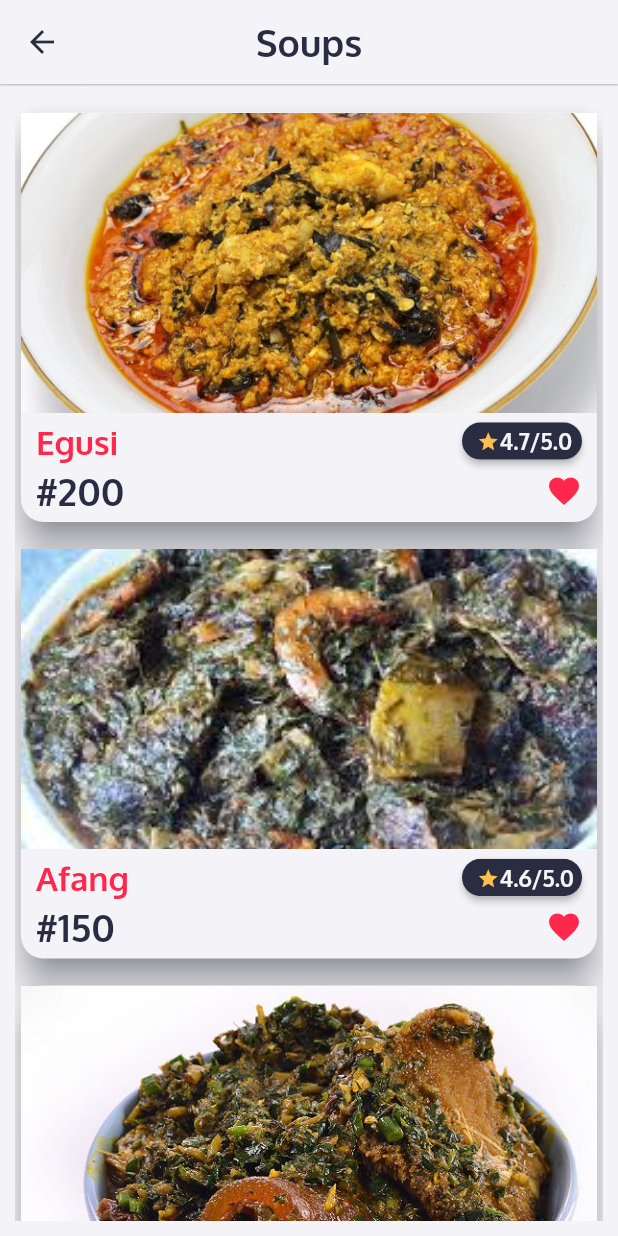
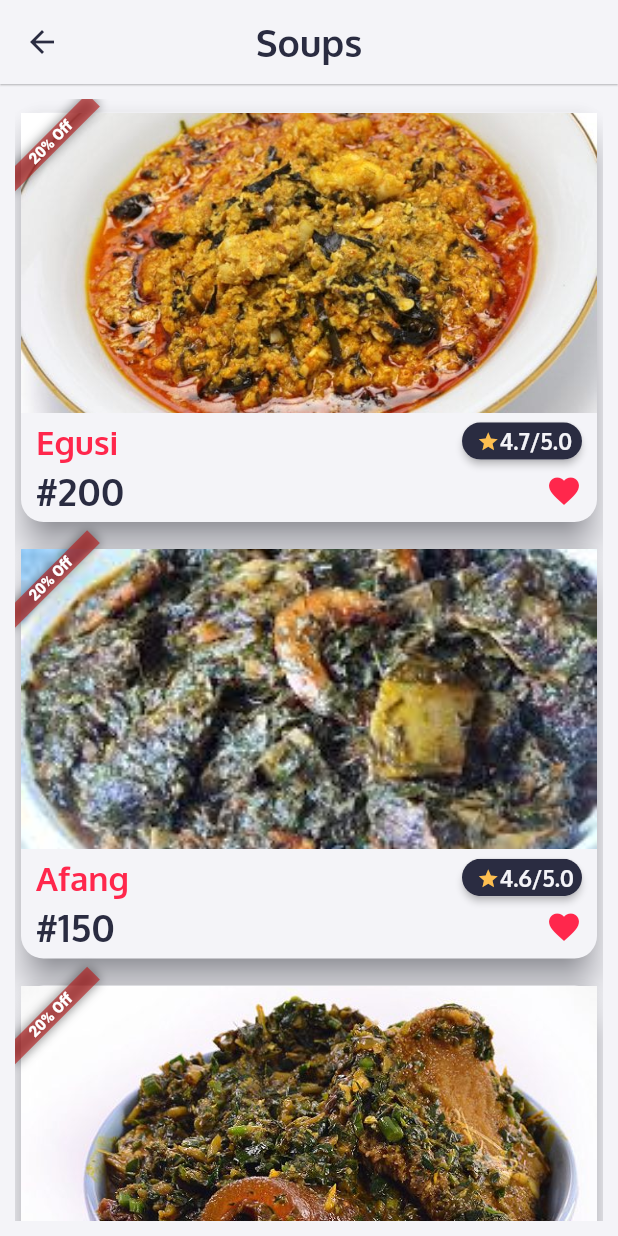
Before and after one commit to DevAdedoyin/MamaPut, a Flutter app: the screen it shows after launch, after a tap on "Soups", on a phone screen of 412 x 824 dp. Run offline on Flutter 3.47's test engine with Material 2 defaults, Android fonts, the phone set to English and light mode, and no system bars; our stand-ins replace badges, carousel_slider, flutter_rating_bar, flutter_riverpod, font_awesome_flutter.

```diff
--- a/lib/screens/meal_screen.dart
+++ b/lib/screens/meal_screen.dart
@@ -28,8 +28,12 @@ class MealScreen extends StatelessWidget {
                         arguments: {
                           'index': counter,
                         }),
-                    child: MealWidget(
-                      index: counter,
+                    child: Banner(
+                      message: '20% Off',
+                      location: BannerLocation.topStart,
+                      child: MealWidget(
+                        index: counter,
+                      ),
                     ),
                   ),
                 );
```
